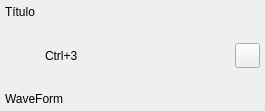
Old version of the form frontend/widgets/cartwall/cartwallitem.ui in the repository BrunoCardosoFS/NaxiStudioFlow.
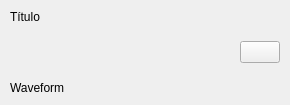
New version of the form. Icons and pictures are not drawn.

Patch:
```diff
--- a/frontend/widgets/cartwall/cartwallitem.ui
+++ b/frontend/widgets/cartwall/cartwallitem.ui
@@ -2,27 +2,30 @@
 <ui version="4.0">
  <class>CartWallItem</class>
  <widget class="QWidget" name="CartWallItem">
-  <property name="enabled">
-   <bool>true</bool>
-  </property>
   <property name="geometry">
    <rect>
     <x>0</x>
     <y>0</y>
-    <width>265</width>
-    <height>111</height>
+    <width>290</width>
+    <height>105</height>
    </rect>
   </property>
   <property name="sizePolicy">
-   <sizepolicy hsizetype="Expanding" vsizetype="Maximum">
+   <sizepolicy hsizetype="Minimum" vsizetype="Fixed">
     <horstretch>0</horstretch>
     <verstretch>0</verstretch>
    </sizepolicy>
   </property>
+  <property name="minimumSize">
+   <size>
+    <width>0</width>
+    <height>0</height>
+   </size>
+  </property>
   <property name="maximumSize">
    <size>
     <width>16777215</width>
-    <height>115</height>
+    <height>105</height>
    </size>
   </property>
   <property name="cursor">
@@ -31,31 +34,26 @@
   <property name="windowTitle">
    <string>Form</string>
   </property>
-  <property name="styleSheet">
-   <string notr="true">QLabel{
-color: #000;
-}</string>
-  </property>
   <layout class="QVBoxLayout" name="verticalLayout">
    <property name="spacing">
     <number>5</number>
    </property>
    <property name="leftMargin">
-    <number>5</number>
+    <number>10</number>
    </property>
    <property name="topMargin">
-    <number>5</number>
+    <number>10</number>
    </property>
    <property name="rightMargin">
-    <number>5</number>
+    <number>10</number>
    </property>
    <property name="bottomMargin">
-    <number>5</number>
+    <number>10</number>
    </property>
    <item>
     <widget class="QLabel" name="label">
      <property name="sizePolicy">
-      <sizepolicy hsizetype="Ignored" vsizetype="Preferred">
+      <sizepolicy hsizetype="Ignored" vsizetype="Fixed">
        <horstretch>0</horstretch>
        <verstretch>0</verstretch>
       </sizepolicy>
@@ -68,14 +66,14 @@
    <item>
     <widget class="QWidget" name="widget" native="true">
      <property name="sizePolicy">
-      <sizepolicy hsizetype="Preferred" vsizetype="Expanding">
+      <sizepolicy hsizetype="Ignored" vsizetype="Expanding">
        <horstretch>0</horstretch>
        <verstretch>0</verstretch>
       </sizepolicy>
      </property>
      <layout class="QHBoxLayout" name="horizontalLayout">
       <property name="spacing">
-       <number>5</number>
+       <number>0</number>
       </property>
       <property name="leftMargin">
        <number>0</number>
@@ -90,7 +88,7 @@
        <number>0</number>
       </property>
       <item>
-       <widget class="QLabel" name="label_2">
+       <widget class="QLabel" name="label_3">
         <property name="sizePolicy">
          <sizepolicy hsizetype="Fixed" vsizetype="Fixed">
           <horstretch>0</horstretch>
@@ -118,50 +116,23 @@
         <property name="scaledContents">
          <bool>true</bool>
         </property>
-        <property name="alignment">
-         <set>Qt::AlignmentFlag::AlignCenter</set>
-        </property>
-        <property name="wordWrap">
-         <bool>false</bool>
-        </property>
        </widget>
       </item>
       <item>
-       <widget class="QLabel" name="label_3">
-        <property name="sizePolicy">
-         <sizepolicy hsizetype="Ignored" vsizetype="Preferred">
-          <horstretch>0</horstretch>
-          <verstretch>0</verstretch>
-         </sizepolicy>
+       <spacer name="horizontalSpacer">
+        <property name="orientation">
+         <enum>Qt::Orientation::Horizontal</enum>
         </property>
-        <property name="text">
-         <string>Ctrl+3</string>
+        <property name="sizeHint" stdset="0">
+         <size>
+          <width>40</width>
+          <height>20</height>
+         </size>
         </property>
-       </widget>
+       </spacer>
       </item>
       <item>
        <widget class="QPushButton" name="pushButton">
-        <property name="sizePolicy">
-         <sizepolicy hsizetype="Fixed" vsizetype="Fixed">
-          <horstretch>0</horstretch>
-          <verstretch>0</verstretch>
-         </sizepolicy>
-        </property>
-        <property name="minimumSize">
-         <size>
-          <width>25</width>
-          <height>25</height>
-         </size>
-        </property>
-        <property name="maximumSize">
-         <size>
-          <width>25</width>
-          <height>25</height>
-         </size>
-        </property>
-        <property name="toolTip">
-         <string>&lt;html&gt;&lt;head/&gt;&lt;body&gt;&lt;p&gt;Repetir&lt;/p&gt;&lt;/body&gt;&lt;/html&gt;</string>
-        </property>
         <property name="text">
          <string/>
         </property>
@@ -175,10 +146,7 @@
     </widget>
    </item>
    <item>
-    <widget class="QLabel" name="label_4">
-     <property name="enabled">
-      <bool>true</bool>
-     </property>
+    <widget class="QLabel" name="label_2">
      <property name="sizePolicy">
       <sizepolicy hsizetype="Ignored" vsizetype="Fixed">
        <horstretch>0</horstretch>
@@ -186,7 +154,7 @@
       </sizepolicy>
      </property>
      <property name="text">
-      <string>WaveForm</string>
+      <string>Waveform</string>
      </property>
     </widget>
    </item>
```
Left out of the diff: 2 changed lines with no effect on the pictures.
